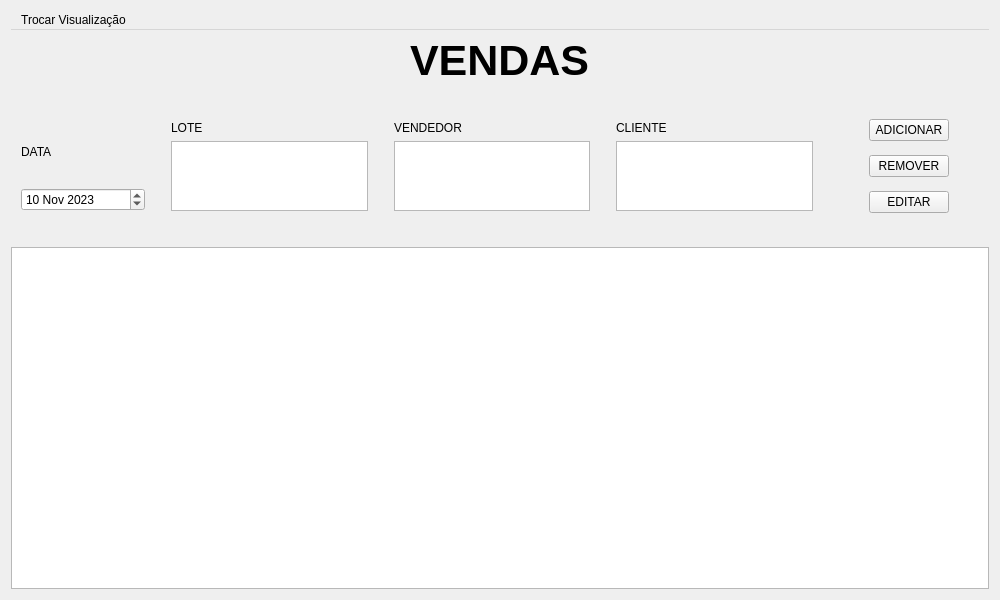
Above: src/vendas_ui.ui from erlonL/ControleDeLotes before the change. Below: the same form after it.
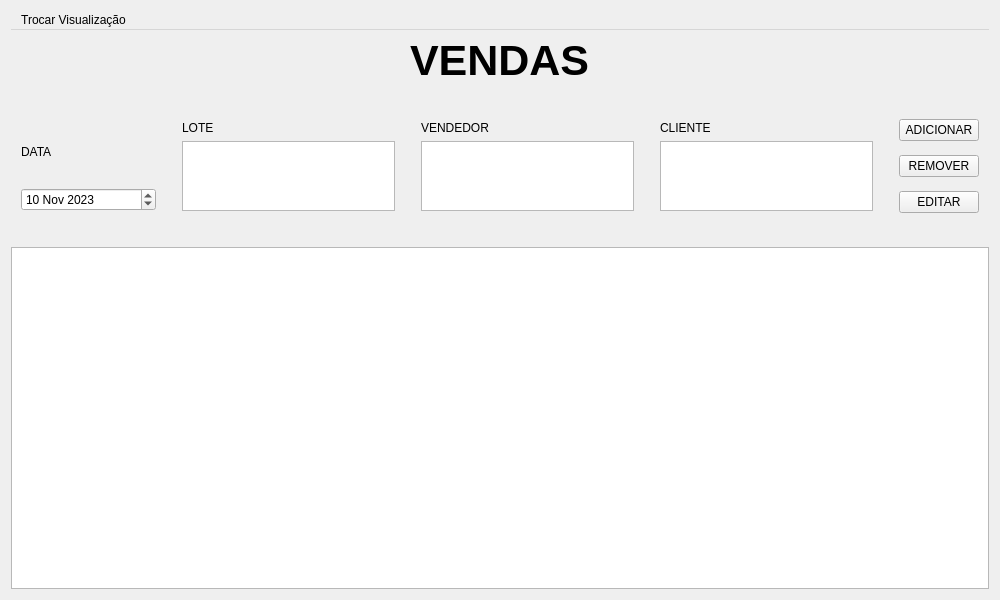
That is the form after the change.

```diff
--- a/src/vendas_ui.ui
+++ b/src/vendas_ui.ui
@@ -237,7 +237,7 @@
              </property>
              <property name="sizeHint" stdset="0">
               <size>
-               <width>40</width>
+               <width>10</width>
                <height>20</height>
               </size>
              </property>
@@ -281,7 +281,7 @@
              </property>
              <property name="sizeHint" stdset="0">
               <size>
-               <width>40</width>
+               <width>10</width>
                <height>20</height>
               </size>
              </property>
```
